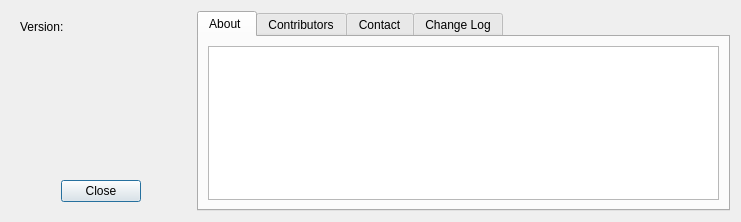
hdus/pg_raster_upload, file about/ui_about.ui: the form before one commit.
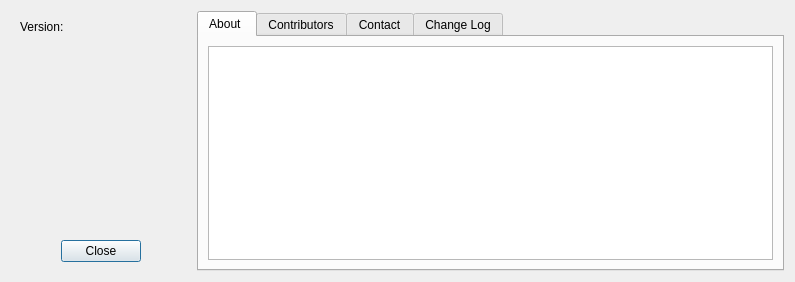
The form after the commit.

Commit message: window size changed

Patch:
```diff
--- a/about/ui_about.ui
+++ b/about/ui_about.ui
@@ -7,8 +7,8 @@
    <rect>
     <x>0</x>
     <y>0</y>
-    <width>741</width>
-    <height>222</height>
+    <width>795</width>
+    <height>282</height>
    </rect>
   </property>
   <property name="windowTitle">
```
